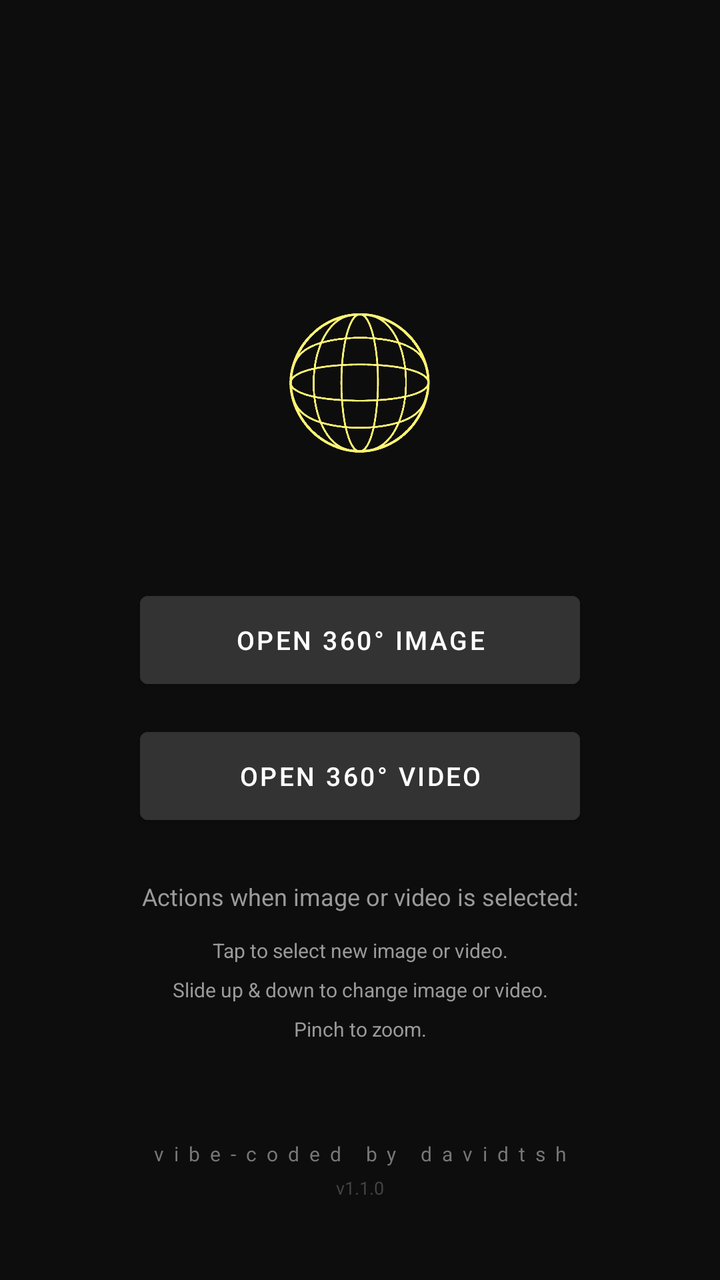
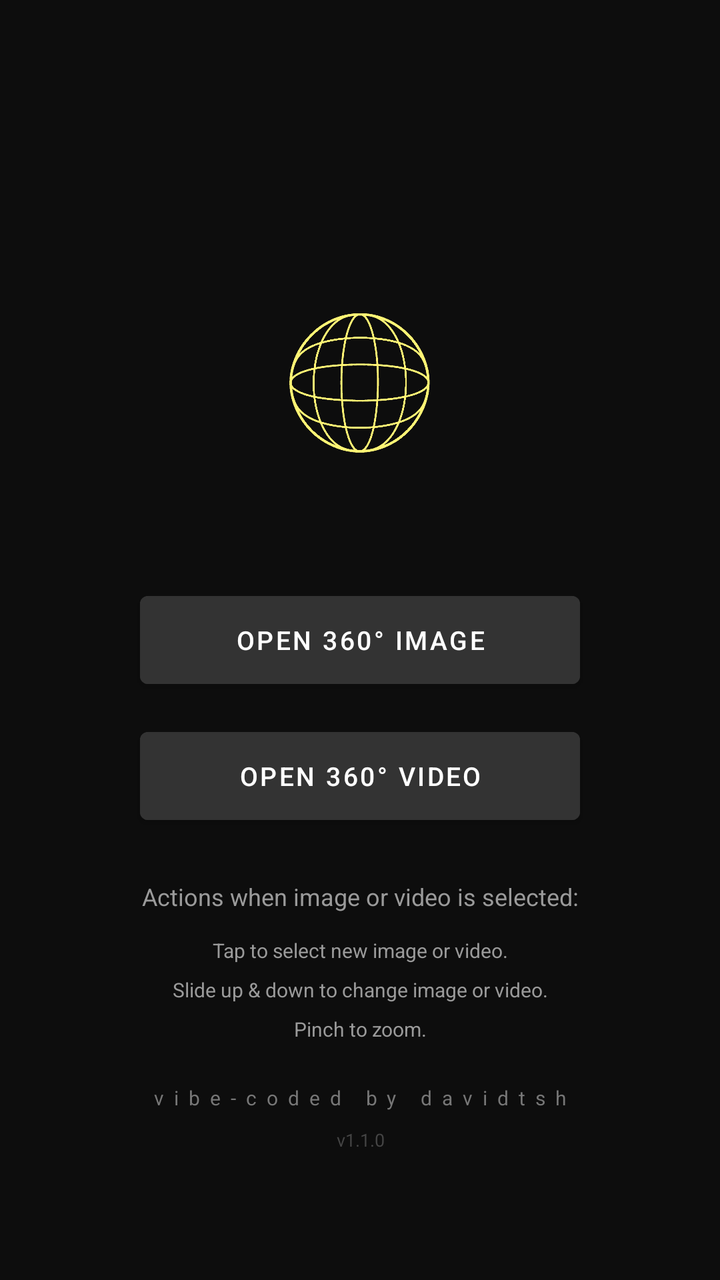

An Android layout rendered at two revisions. The XML below is the earlier revision; the diff shows what the commit changed to produce the second picture.
<!-- AndroidManifest.xml: application theme Theme.XReal360Viewer -->
<!-- res/layout/activity_main.xml -->
<?xml version="1.0" encoding="utf-8"?>
<androidx.constraintlayout.widget.ConstraintLayout
    xmlns:android="http://schemas.android.com/apk/res/android"
    xmlns:app="http://schemas.android.com/apk/res-auto"
    xmlns:tools="http://schemas.android.com/tools"
    android:layout_width="match_parent"
    android:layout_height="match_parent"
    android:background="#0D0D0D">

    <ImageView
        android:id="@+id/imgSphereLogo"
        android:layout_width="140dp"
        android:layout_height="140dp"
        android:layout_marginBottom="28dp"
        android:contentDescription="@string/app_name"
        android:scaleType="fitCenter"
        android:src="@drawable/ic_launcher_foreground"
        app:layout_constraintBottom_toTopOf="@id/btnPickImage"
        app:layout_constraintEnd_toEndOf="parent"
        app:layout_constraintStart_toStartOf="parent" />

    <Button
        android:id="@+id/btnPickImage"
        android:layout_width="220dp"
        android:layout_height="56dp"
        android:text="Open 360° Image"
        android:textSize="13sp"
        android:backgroundTint="#333333"
        app:layout_constraintTop_toTopOf="parent"
        app:layout_constraintBottom_toBottomOf="parent"
        app:layout_constraintStart_toStartOf="parent"
        app:layout_constraintEnd_toEndOf="parent"/>

    <Button
        android:id="@+id/btnPickVideo"
        android:layout_width="220dp"
        android:layout_height="56dp"
        android:layout_marginTop="12dp"
        android:text="Open 360° Video"
        android:textSize="13sp"
        android:backgroundTint="#333333"
        app:layout_constraintTop_toBottomOf="@id/btnPickImage"
        app:layout_constraintStart_toStartOf="parent"
        app:layout_constraintEnd_toEndOf="parent"/>

    <TextView
        android:id="@+id/tvInstructionsHeader"
        android:layout_width="0dp"
        android:layout_height="wrap_content"
        android:layout_marginStart="32dp"
        android:layout_marginTop="24dp"
        android:layout_marginEnd="32dp"
        android:gravity="center"
        android:text="Actions when image or video is selected:"
        android:textColor="#9A9A9A"
        android:textSize="12sp"
        app:layout_constraintEnd_toEndOf="parent"
        app:layout_constraintStart_toStartOf="parent"
        app:layout_constraintTop_toBottomOf="@id/btnPickVideo" />

    <TextView
        android:id="@+id/tvInstructions"
        android:layout_width="0dp"
        android:layout_height="wrap_content"
        android:layout_marginStart="32dp"
        android:layout_marginTop="12dp"
        android:layout_marginEnd="32dp"
        android:gravity="center"
        android:lineSpacingExtra="8dp"
        android:text="Tap to select new image or video.&#10;Slide up &amp; down to change image or video.&#10;Pinch to zoom."
        android:textColor="#9A9A9A"
        android:textSize="10sp"
        app:layout_constraintEnd_toEndOf="parent"
        app:layout_constraintStart_toStartOf="parent"
        app:layout_constraintTop_toBottomOf="@id/tvInstructionsHeader" />

    <TextView
        android:id="@+id/tvCredit"
        android:layout_width="wrap_content"
        android:layout_height="wrap_content"
        android:layout_marginBottom="4dp"
        android:text="vibe-coded by davidtsh"
        android:textColor="#777777"
        android:textSize="10sp"
        android:letterSpacing="0.5"
        app:layout_constraintBottom_toTopOf="@id/tvVersion"
        app:layout_constraintEnd_toEndOf="parent"
        app:layout_constraintStart_toStartOf="parent" />

    <TextView
        android:id="@+id/tvVersion"
        android:layout_width="wrap_content"
        android:layout_height="wrap_content"
        android:layout_marginBottom="40dp"
        android:text="v1.1.0"
        android:textColor="#444444"
        android:textSize="9sp"
        app:layout_constraintBottom_toBottomOf="parent"
        app:layout_constraintEnd_toEndOf="parent"
        app:layout_constraintStart_toStartOf="parent" />

</androidx.constraintlayout.widget.ConstraintLayout>
<!-- resources referenced by this layout -->
<resources>
  <!-- drawable ic_launcher_foreground: png bitmap (drawable, 100624 bytes) -->
  <string name="app_name">XREAL 360° Viewer</string>
  <style name="Theme.XReal360Viewer" parent="Theme.MaterialComponents.DayNight.NoActionBar">
          <item name="colorPrimary">#1A73E8</item>
          <item name="colorPrimaryVariant">#1557B0</item>
          <item name="colorOnPrimary">#FFFFFF</item>
          <item name="android:windowBackground">#000000</item>
          <item name="android:windowSplashScreenBackground">#000000</item>
          <item name="android:windowSplashScreenAnimatedIcon">@drawable/transparent</item>
      </style>
  <!-- drawable transparent (drawable) -->
  <?xml version="1.0" encoding="utf-8"?>
  <shape xmlns:android="http://schemas.android.com/apk/res/android">
      <solid android:color="@android:color/transparent" />
  </shape>
</resources>

<!-- the commit's change to res/layout/activity_main.xml (unified diff, before → after) -->
@@ -78,11 +78,11 @@
         android:id="@+id/tvCredit"
         android:layout_width="wrap_content"
         android:layout_height="wrap_content"
-        android:layout_marginBottom="4dp"
+        android:layout_marginBottom="8dp"
+        android:letterSpacing="0.5"
         android:text="vibe-coded by davidtsh"
         android:textColor="#777777"
         android:textSize="10sp"
-        android:letterSpacing="0.5"
         app:layout_constraintBottom_toTopOf="@id/tvVersion"
         app:layout_constraintEnd_toEndOf="parent"
         app:layout_constraintStart_toStartOf="parent" />
@@ -91,12 +91,13 @@
         android:id="@+id/tvVersion"
         android:layout_width="wrap_content"
         android:layout_height="wrap_content"
-        android:layout_marginBottom="40dp"
+        android:layout_marginBottom="64dp"
         android:text="v1.1.0"
         android:textColor="#444444"
         android:textSize="9sp"
         app:layout_constraintBottom_toBottomOf="parent"
         app:layout_constraintEnd_toEndOf="parent"
+        app:layout_constraintHorizontal_bias="0.501"
         app:layout_constraintStart_toStartOf="parent" />
 
 </androidx.constraintlayout.widget.ConstraintLayout>
